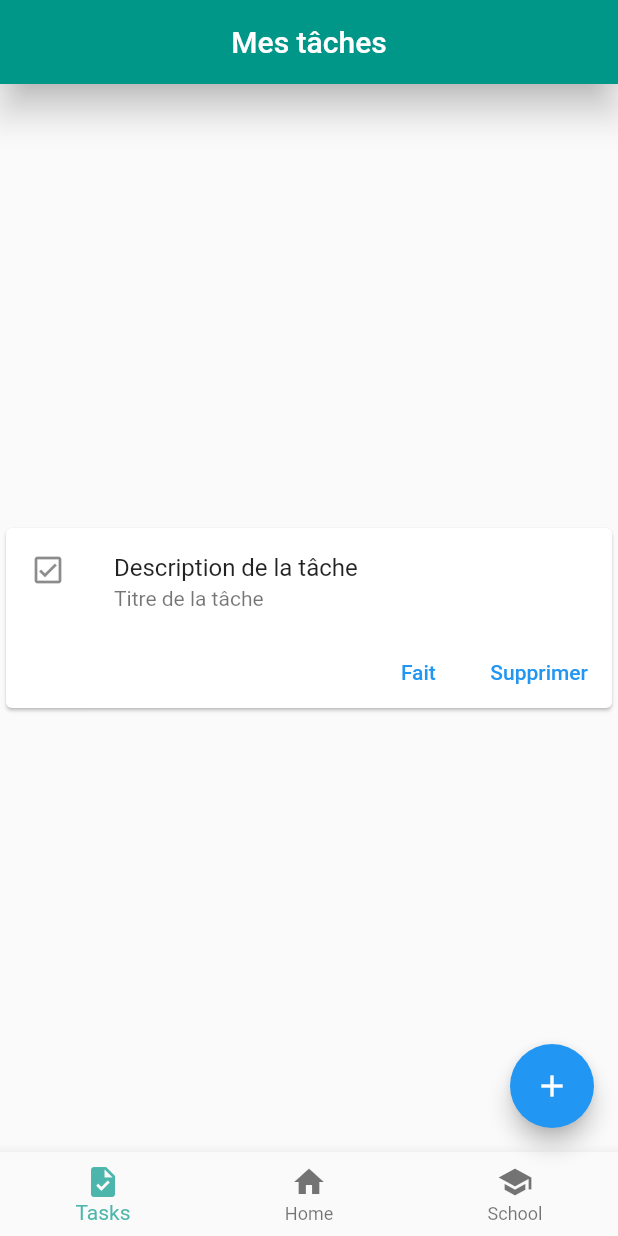
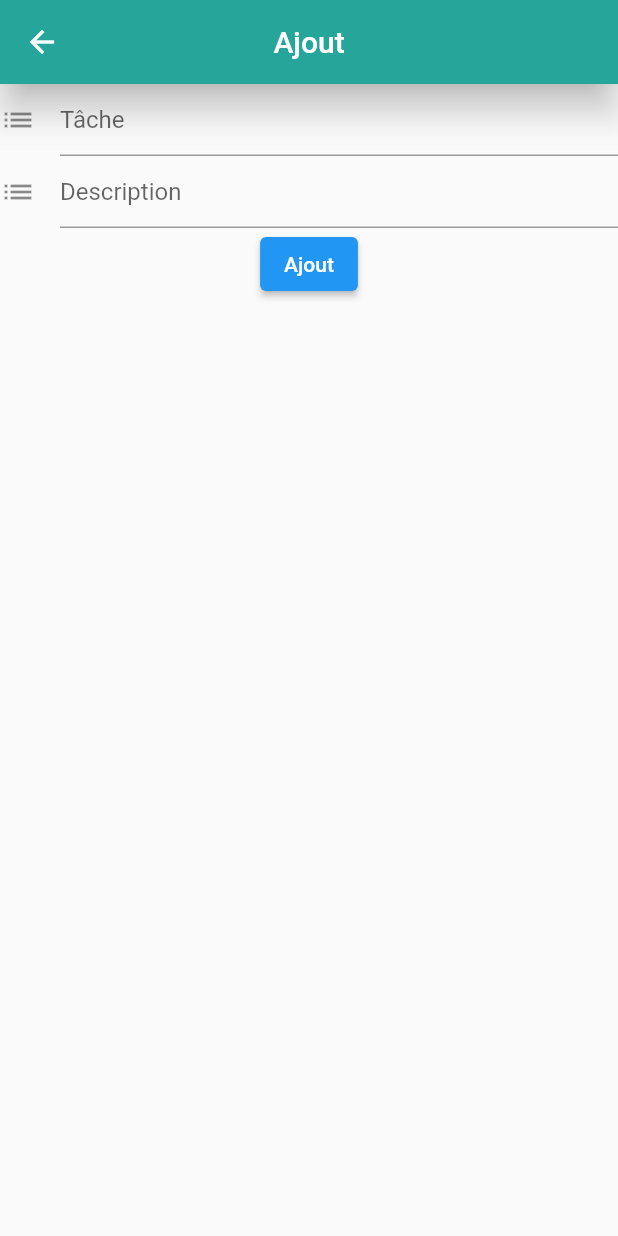
Before and after one commit to ClementLegouest/task_manager, a Flutter app: the screen it shows after launch, after a tap on the "add" icon, on a phone screen of 412 x 824 dp. Run offline on Flutter 3.47's test engine with Material 2 defaults, Android fonts, the phone set to English and light mode, and no system bars.

Commit message:
create page an form for new task

```diff
--- a/lib/main.dart
+++ b/lib/main.dart
@@ -72,11 +72,6 @@ class _MyHomePageState extends State<MyHomePage> {
         selectedItemColor: Colors.teal[300],
         onTap: _onItemTapped,
       ),
-      floatingActionButton: FloatingActionButton(
-        onPressed: _incrementCounter,
-        tooltip: 'Increment',
-        child: const Icon(Icons.add),
-      ),
     );
   }
 }
--- /dev/null
+++ b/lib/tasks/new_task.dart
@@ -0,0 +1,25 @@
+import 'package:flutter/material.dart';
+
+import './new_task_form.dart';
+
+class NewTask extends StatefulWidget {
+  const NewTask({Key? key}) : super(key: key);
+
+  @override
+  State<NewTask> createState() => _NewTaskState();
+}
+
+class _NewTaskState extends State<NewTask> {
+  @override
+  Widget build(BuildContext context) {
+    return Scaffold(
+      appBar: AppBar(
+        title: const Text('Ajout'),
+        backgroundColor: Colors.teal[400],
+        centerTitle: true,
+        elevation: 10.0,
+      ),
+      body: const NewTaskForm(),
+    );
+  }
+}
--- /dev/null
+++ b/lib/tasks/new_task_form.dart
@@ -0,0 +1,58 @@
+import 'package:flutter/material.dart';
+
+class NewTaskForm extends StatefulWidget {
+  const NewTaskForm({Key? key}) : super(key: key);
+
+  @override
+  State<NewTaskForm> createState() => _NewTaskFormState();
+}
+
+class _NewTaskFormState extends State<NewTaskForm> {
+  final _formKey = GlobalKey<FormState>();
+
+  @override
+  Widget build(BuildContext context) {
+    final descriptionController = TextEditingController();
+
+    return Form(
+      key: _formKey,
+      child: Column(
+        children: <Widget>[
+          TextFormField(
+            decoration: const InputDecoration(
+                icon: Icon(Icons.list),
+                hintText: 'Tâche'
+            ),
+            validator: (value) {
+              return (value == null || value.isEmpty)
+                  ? 'ce champ ne peut être laissé vide'
+                  : null;
+            },
+          ),
+          TextFormField(
+            decoration: const InputDecoration(
+                icon: Icon(Icons.list),
+                hintText: 'Description'
+            ),
+            validator: (value) {
+              return (value == null || value.isEmpty)
+                  ? 'ce champ ne peut être laissé vide'
+                  : null;
+            },
+            controller: descriptionController,
+          ),
+          ElevatedButton(
+            onPressed: () {
+              if (_formKey.currentState!.validate()) {
+                ScaffoldMessenger.of(context).showSnackBar(
+                    const SnackBar(content: Text('Ajout de la tâche'))
+                );
+              }
+            },
+            child: const Text('Ajout'),
+          )
+        ],
+      ),
+    );
+  }
+}
--- a/lib/tasks/task_list.dart
+++ b/lib/tasks/task_list.dart
@@ -2,6 +2,7 @@ import 'package:flutter/material.dart';
 
 import './task_card.dart';
 import './models/task.dart';
+import './new_task.dart';
 
 class TaskList extends StatefulWidget {
   const TaskList({Key? key}) : super(key: key);
@@ -20,12 +21,22 @@ class _TaskListState extends State<TaskList> {
       appBar: AppBar(
         elevation: 10.0,
         centerTitle: true,
-        backgroundColor: Colors.teal,
+        backgroundColor: Colors.teal[400],
         title: const Text('Mes tâches'),
       ),
       body: Center(
         child: TaskCard(description: 'Titre de la tâche', title: 'Description de la tâche',),
       ),
+      floatingActionButton: FloatingActionButton(
+        onPressed: () {
+          Navigator.push(
+              context,
+              MaterialPageRoute(builder: (context) => const NewTask(),),
+          );
+        },
+        tooltip: 'Create task',
+        child: const Icon(Icons.add),
+      ),
     );
   }
 }
```
